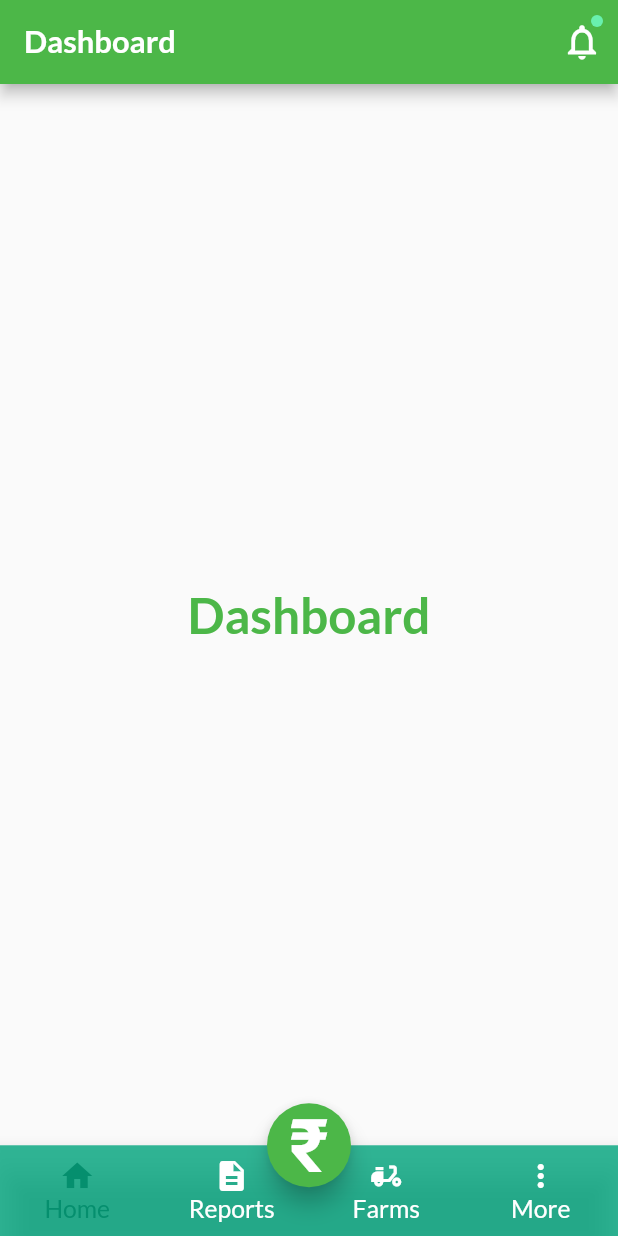
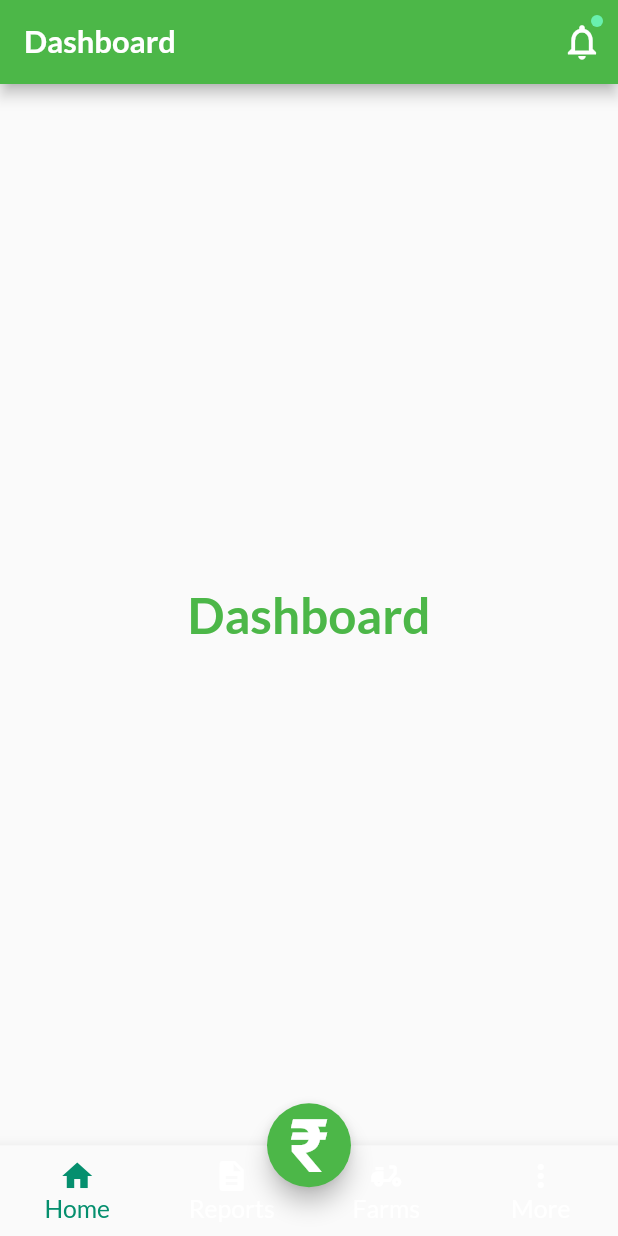
Before and after one commit to isaacadariku/farm_expenses, a Flutter app: the screen it shows after launch, on a phone screen of 412 x 824 dp. Run offline on Flutter 3.47's test engine with Material 2 defaults, Android fonts, the phone set to English and light mode, and no system bars; our stand-ins replace get_it, google_fonts, stacked, stacked_services; statements that could not run were skipped.

```diff
--- a/lib/ui/views/main/main_view.dart
+++ b/lib/ui/views/main/main_view.dart
@@ -49,7 +49,6 @@ class MainView extends StatelessWidget {
               child: getViewForIndex(model.currentIndex, model)),
           bottomNavigationBar: BottomNavigationBar(
             type: BottomNavigationBarType.fixed,
-            backgroundColor: ThemeColors.kUnSelectedColor.withOpacity(0.8),
             selectedItemColor: model.isIndexSelected(model.currentIndex) ? ThemeColors.kSelectedColor : ThemeColors.kWhite,
             unselectedItemColor: ThemeColors.kWhite,
             selectedLabelStyle: kBodyTextStyle(context, color: ThemeColors.kWhite),
```
Also changed, not shown: 8 other files.
